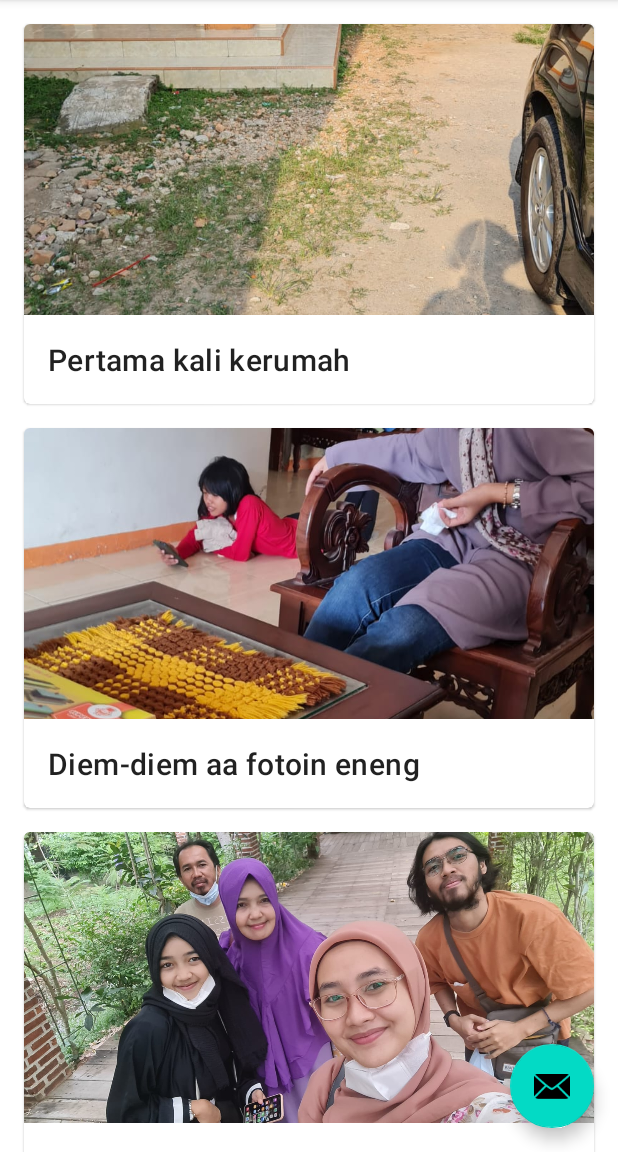
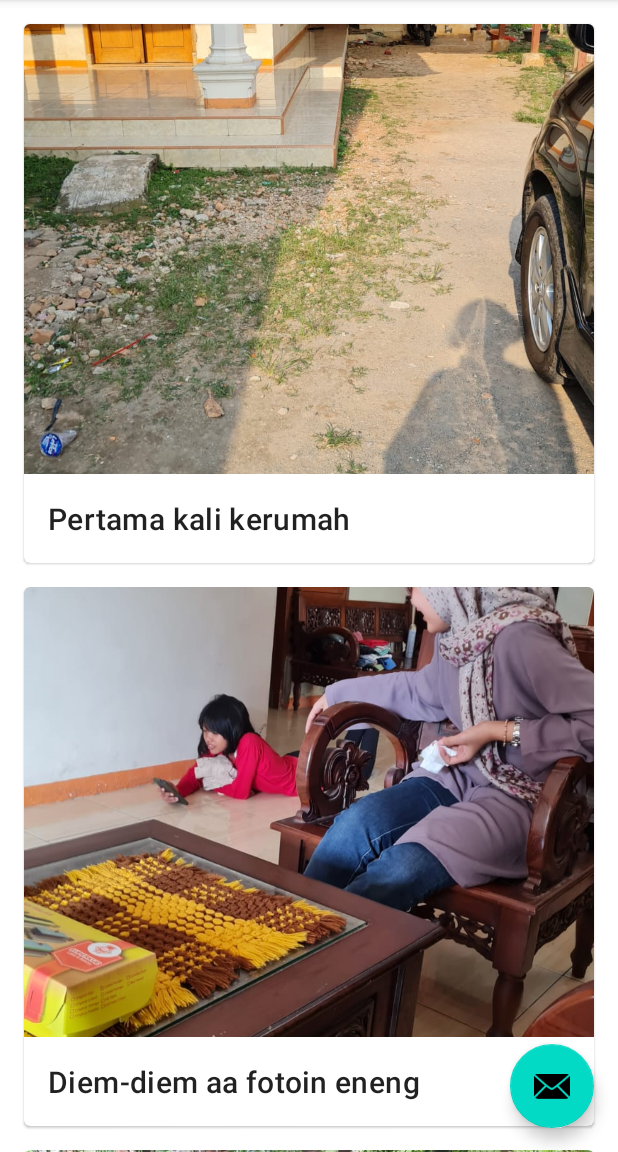
Before and after one commit to aderayanbima31/Navigation-Component-Android, an Android app: the SecondFragment screen opened through its navigation route, on a phone screen of 412 x 824 dp, the part 84-1236 px from its top. Run offline under Robolectric (Android 15) with nearby library versions, the phone set to English and light mode, and no system bars; our stand-ins replace navigation-ui.

Commit message:
final commit

```diff
--- a/app/src/main/res/layout/item_galery_view.xml
+++ b/app/src/main/res/layout/item_galery_view.xml
@@ -12,7 +12,7 @@
         <ImageView
             android:id="@+id/item_image"
             android:layout_width="match_parent"
-            android:layout_height="194dp"
+            android:layout_height="300dp"
             android:importantForAccessibility="no"
             android:scaleType="centerCrop" />
 
```
